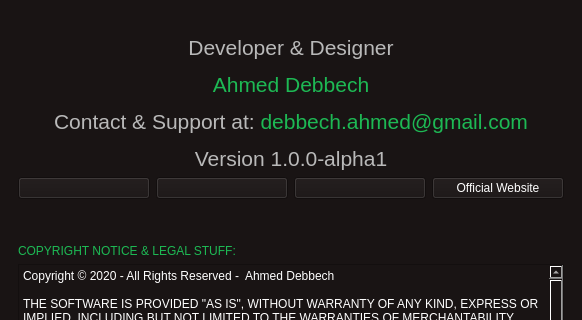
Qt form mutak/mainwindow.ui (ahmed-debbech/mutak) before a commit; both pictures show x 0 to 582 and y 170 to 490 of the 582 by 734 pixel window.
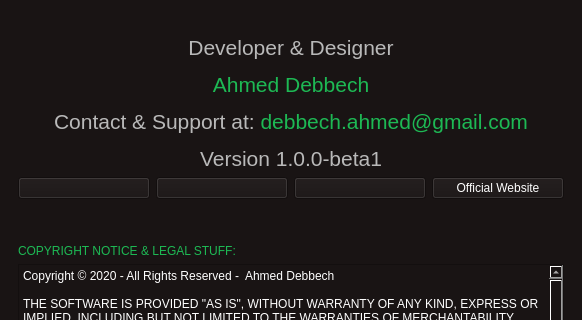
The same form after that commit. The open tabs and pages were chosen to show the change.

Patch:
```diff
--- a/mutak/mainwindow.ui
+++ b/mutak/mainwindow.ui
@@ -695,7 +695,7 @@
            <string notr="true">font: bold 18pt  '://resources/fonts/Gotham-UltraItalic.otf';</string>
           </property>
           <property name="text">
-           <string>&lt;html&gt;&lt;head/&gt;&lt;body&gt;&lt;p align=&quot;center&quot;&gt;&lt;span style=&quot; font-size:16pt; color:#b9b9b9;&quot;&gt;Developer &amp;amp; Designer&lt;/span&gt;&lt;/p&gt;&lt;p align=&quot;center&quot;&gt;&lt;span style=&quot; font-size:16pt; color:#1db954;&quot;&gt;Ahmed Debbech&lt;/span&gt;&lt;/p&gt;&lt;p align=&quot;center&quot;&gt;&lt;span style=&quot; font-size:16pt; color:#b9b9b9;&quot;&gt;Contact &amp;amp; Support at: &lt;/span&gt;&lt;span style=&quot; font-size:16pt; color:#1db954;&quot;&gt;debbech.ahmed@gmail.com&lt;/span&gt;&lt;/p&gt;&lt;p align=&quot;center&quot;&gt;&lt;span style=&quot; font-size:16pt; color:#b9b9b9;&quot;&gt;Version 1.0.0-alpha1&lt;/span&gt;&lt;/p&gt;&lt;/body&gt;&lt;/html&gt;</string>
+           <string>&lt;html&gt;&lt;head/&gt;&lt;body&gt;&lt;p align=&quot;center&quot;&gt;&lt;span style=&quot; font-size:16pt; color:#b9b9b9;&quot;&gt;Developer &amp;amp; Designer&lt;/span&gt;&lt;/p&gt;&lt;p align=&quot;center&quot;&gt;&lt;span style=&quot; font-size:16pt; color:#1db954;&quot;&gt;Ahmed Debbech&lt;/span&gt;&lt;/p&gt;&lt;p align=&quot;center&quot;&gt;&lt;span style=&quot; font-size:16pt; color:#b9b9b9;&quot;&gt;Contact &amp;amp; Support at: &lt;/span&gt;&lt;span style=&quot; font-size:16pt; color:#1db954;&quot;&gt;debbech.ahmed@gmail.com&lt;/span&gt;&lt;/p&gt;&lt;p align=&quot;center&quot;&gt;&lt;span style=&quot; font-size:16pt; color:#b9b9b9;&quot;&gt;Version 1.0.0-beta1&lt;/span&gt;&lt;/p&gt;&lt;/body&gt;&lt;/html&gt;</string>
           </property>
          </widget>
         </item>
```
